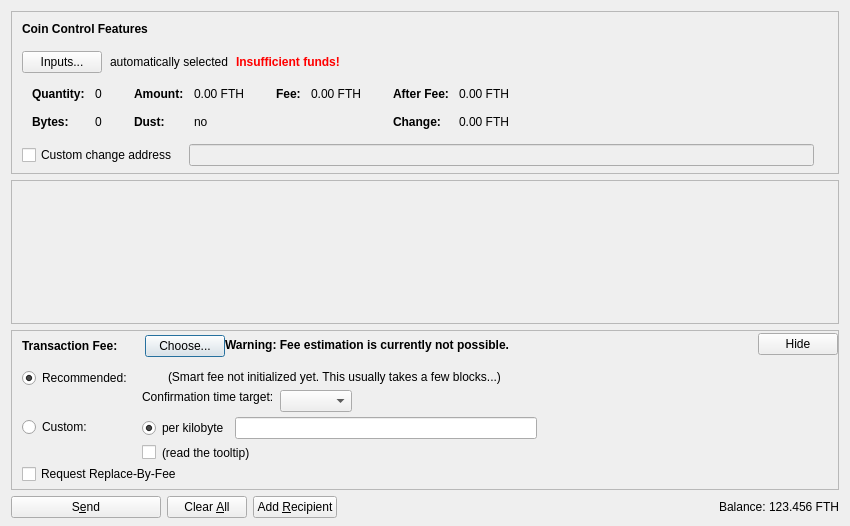
First picture: the form in src/qt/forms/sendcoinsdialog.ui, repository bloodwillow/aprncoin, before the edit.
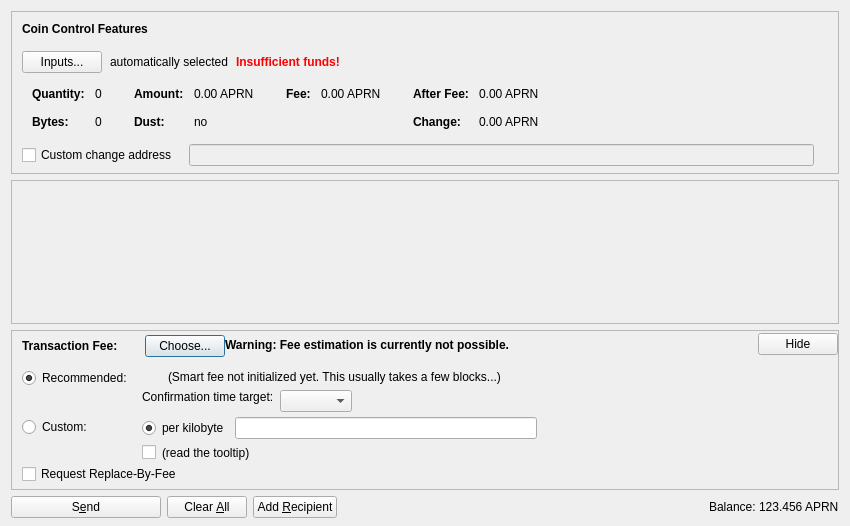
Second picture: the form after the edit. Icons and pictures are not drawn. Custom widgets are drawn as their Qt base class.

The edit to the form file:
```diff
--- a/src/qt/forms/sendcoinsdialog.ui
+++ b/src/qt/forms/sendcoinsdialog.ui
@@ -324,7 +324,7 @@
                   <enum>Qt::ActionsContextMenu</enum>
                  </property>
                  <property name="text">
-                  <string notr="true">0.00 FTH</string>
+                  <string notr="true">0.00 APRN</string>
                  </property>
                  <property name="textInteractionFlags">
                   <set>Qt::LinksAccessibleByMouse|Qt::TextSelectableByKeyboard|Qt::TextSelectableByMouse</set>
@@ -404,7 +404,7 @@
                   <enum>Qt::ActionsContextMenu</enum>
                  </property>
                  <property name="text">
-                  <string notr="true">0.00 FTH</string>
+                  <string notr="true">0.00 APRN</string>
                  </property>
                  <property name="textInteractionFlags">
                   <set>Qt::LinksAccessibleByMouse|Qt::TextSelectableByKeyboard|Qt::TextSelectableByMouse</set>
@@ -455,7 +455,7 @@
                   <enum>Qt::ActionsContextMenu</enum>
                  </property>
                  <property name="text">
-                  <string notr="true">0.00 FTH</string>
+                  <string notr="true">0.00 APRN</string>
                  </property>
                  <property name="textInteractionFlags">
                   <set>Qt::LinksAccessibleByMouse|Qt::TextSelectableByKeyboard|Qt::TextSelectableByMouse</set>
@@ -484,7 +484,7 @@
                   <enum>Qt::ActionsContextMenu</enum>
                  </property>
                  <property name="text">
-                  <string notr="true">0.00 FTH</string>
+                  <string notr="true">0.00 APRN</string>
                  </property>
                  <property name="textInteractionFlags">
                   <set>Qt::LinksAccessibleByMouse|Qt::TextSelectableByKeyboard|Qt::TextSelectableByMouse</set>
@@ -1253,7 +1253,7 @@
           <cursorShape>IBeamCursor</cursorShape>
          </property>
          <property name="text">
-          <string notr="true">123.456 FTH</string>
+          <string notr="true">123.456 APRN</string>
          </property>
          <property name="textInteractionFlags">
           <set>Qt::LinksAccessibleByMouse|Qt::TextSelectableByKeyboard|Qt::TextSelectableByMouse</set>
```
Left out of the diff: 4 changed lines with no effect on the pictures.
